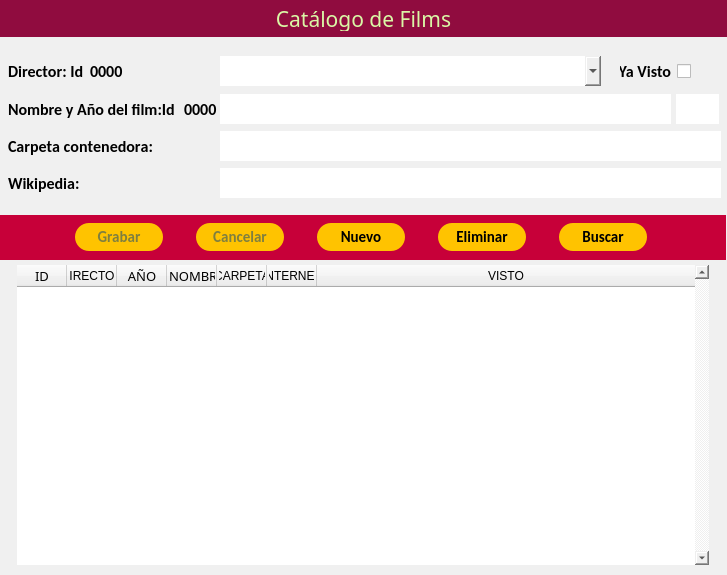
This is gui/main.ui in QuitoAr/Cine as Qt 5 draws it before an edit. The edited form follows.
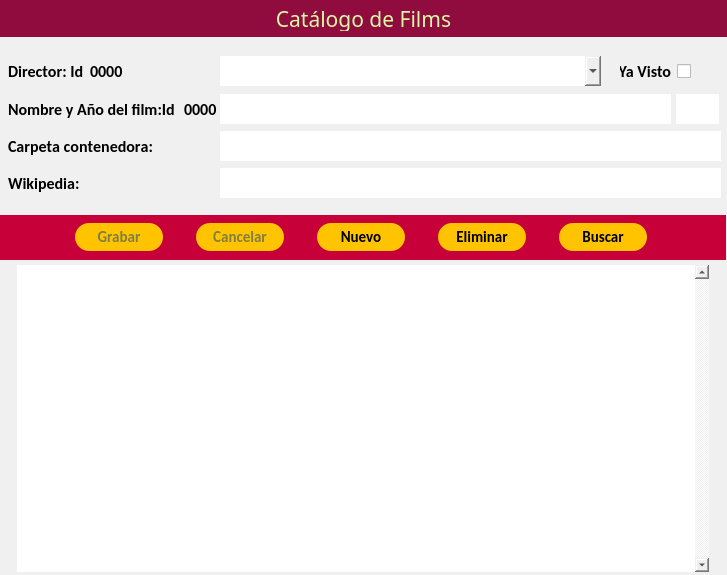
This is the edited form. Icons and pictures are not drawn.

Commit message: Refactor UI elements and improve layout in main and search windows

```diff
--- a/gui/main.ui
+++ b/gui/main.ui
@@ -2837,7 +2837,7 @@
       <x>17</x>
       <y>265</y>
       <width>692</width>
-      <height>300</height>
+      <height>307</height>
      </rect>
     </property>
     <property name="minimumSize">
@@ -2860,9 +2860,10 @@
     </property>
     <property name="font">
      <font>
-      <family>Bookman Old Style</family>
+      <family>Inter Variable Text</family>
       <pointsize>11</pointsize>
-      <italic>true</italic>
+      <italic>false</italic>
+      <kerning>false</kerning>
      </font>
     </property>
     <property name="focusPolicy">
@@ -2896,7 +2897,7 @@
      <bool>true</bool>
     </property>
     <attribute name="horizontalHeaderVisible">
-     <bool>true</bool>
+     <bool>false</bool>
     </attribute>
     <attribute name="horizontalHeaderDefaultSectionSize">
      <number>50</number>
```
Left out of the diff: 62 changed lines with no effect on the pictures. The commit also changes 5 other files.
